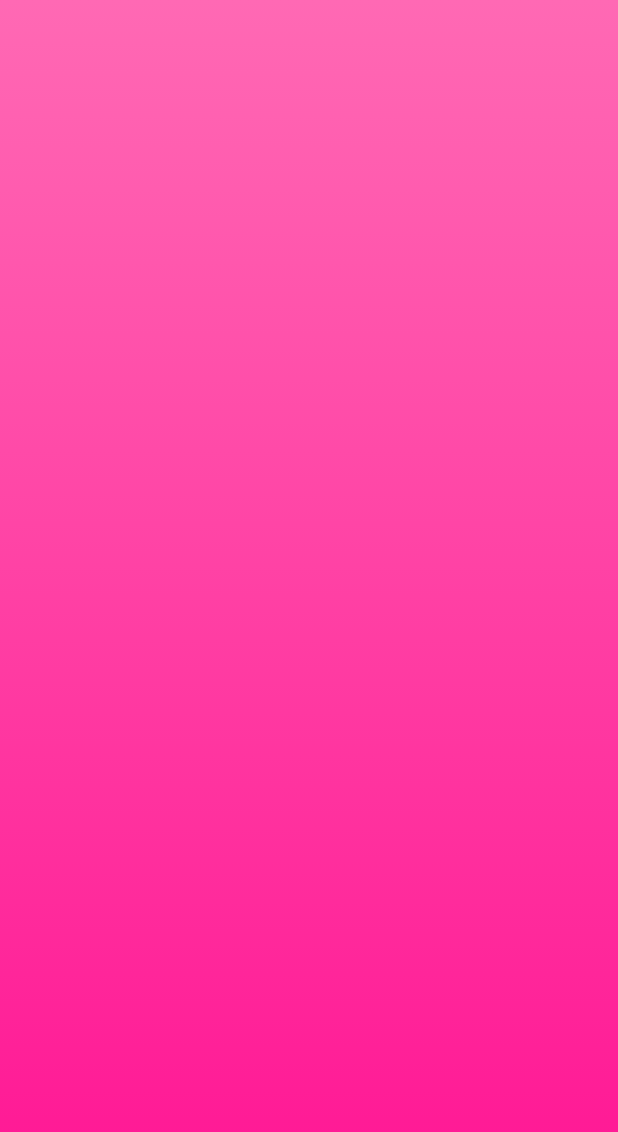
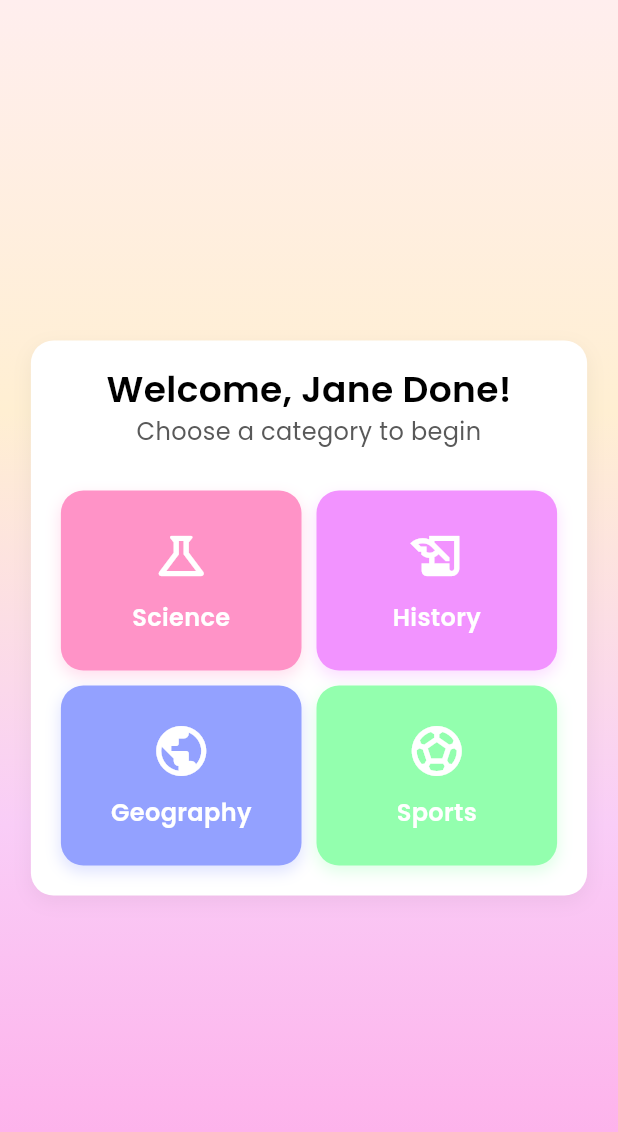
Before and after one commit to parulls/praktikum_pemrograman_mobile_quizy_pop, a Flutter app: the SubjectScreen screen opened directly, on a phone screen of 412 x 824 dp. Shown: the top 1132 px of the screen. Run offline on Flutter 3.47's test engine with Material 3 defaults, Android fonts, the phone set to English and light mode, and no system bars.

Commit message:
feat: pass user name from WelcomeScreen to SubjectScreen for personalized greeting also add code for subject screen

```diff
--- a/lib/screens/subject_screen.dart
+++ b/lib/screens/subject_screen.dart
@@ -1,36 +1,232 @@
 import 'package:flutter/material.dart';
 
 class SubjectScreen extends StatefulWidget {
-  const SubjectScreen({super.key});
+  final String userName;
+
+  const SubjectScreen({super.key, this.userName = 'Jane Done'});
 
   @override
   State<SubjectScreen> createState() => _SubjectScreenState();
 }
 
 class _SubjectScreenState extends State<SubjectScreen> {
-  final _nameController = TextEditingController();
+  bool _visible = false;
+
+  // Data untuk subjects
+  final List<Map<String, dynamic>> _subjects = [
+    {
+      'name': 'Science',
+      'color': Color(0xFFFF93C7),
+      'icon': Icons.science_outlined,
+    },
+    {
+      'name': 'History',
+      'color': Color(0xFFF293FF),
+      'icon': Icons.history_edu_outlined,
+    },
+    {
+      'name': 'Geography',
+      'color': Color(0xFF93A1FF),
+      'icon': Icons.public_outlined,
+    },
+    {
+      'name': 'Sports',
+      'color': Color(0xFF93FFAE),
+      'icon': Icons.sports_soccer_outlined,
+    },
+  ];
 
   @override
   void initState() {
     super.initState();
+    Future.delayed(const Duration(milliseconds: 200), () {
+      if (mounted) setState(() => _visible = true);
+    });
   }
 
-  @override
-  void dispose() {
-    _nameController.dispose();
-    super.dispose();
+  void _selectSubject(String subject) {
+    // TODO: Navigate to quiz screen
+    ScaffoldMessenger.of(context).showSnackBar(
+      SnackBar(
+        content: Text('Starting $subject quiz...'),
+        backgroundColor: const Color(0xFFFF0088),
+        behavior: SnackBarBehavior.floating,
+        shape: RoundedRectangleBorder(borderRadius: BorderRadius.circular(20)),
+        duration: const Duration(seconds: 2),
+      ),
+    );
   }
 
   @override
   Widget build(BuildContext context) {
+    final size = MediaQuery.of(context).size;
 
     return Scaffold(
       body: Container(
+        width: size.width,
+        height: size.height,
         decoration: const BoxDecoration(
           gradient: LinearGradient(
-            colors: [Color(0xFFFF69B4), Color(0xFFFF1493)],
             begin: Alignment.topCenter,
             end: Alignment.bottomCenter,
+            colors: [
+              Color(0xFFFFEEEE),
+              Color(0xFFFFEFD2),
+              Color(0xFFF9CDF7),
+              Color(0xFFFFAAE7),
+            ],
+          ),
+        ),
+        child: SafeArea(
+          child: AnimatedOpacity(
+            opacity: _visible ? 1.0 : 0.0,
+            duration: const Duration(milliseconds: 1000),
+            child: Column(
+              children: [
+                Expanded(
+                  child: Center(
+                    child: SingleChildScrollView(
+                      padding: EdgeInsets.symmetric(
+                        horizontal: size.width * 0.05,
+                        vertical: 20,
+                      ),
+                      child: _buildSubjectCard(),
+                    ),
+                  ),
+                ),
+              ],
+            ),
+          ),
+        ),
+      ),
+    );
+  }
+
+  Widget _buildSubjectCard() {
+    return Container(
+      width: double.infinity,
+      constraints: const BoxConstraints(maxWidth: 400),
+      padding: const EdgeInsets.all(20),
+      decoration: BoxDecoration(
+        color: Colors.white,
+        borderRadius: BorderRadius.circular(15),
+        boxShadow: [
+          BoxShadow(
+            color: Colors.black.withValues(alpha: 0.05),
+            blurRadius: 10,
+            offset: const Offset(0, 4),
+          ),
+        ],
+      ),
+      child: Column(
+        mainAxisSize: MainAxisSize.min,
+        children: [
+          _buildHeader2(),
+          const SizedBox(height: 30),
+          _buildSubjectGrid(),
+        ],
+      ),
+    );
+  }
+
+  Widget _buildHeader2() {
+    return Column(
+      children: [
+        Text(
+          'Welcome, ${widget.userName}!',
+          style: const TextStyle(
+            color: Colors.black,
+            fontSize: 24,
+            fontWeight: FontWeight.w600,
+            height: 1.04,
+          ),
+        ),
+        const SizedBox(height: 5),
+        const Text(
+          'Choose a category to begin',
+          textAlign: TextAlign.center,
+          style: TextStyle(
+            color: Color(0xFF595959),
+            fontSize: 16,
+            fontWeight: FontWeight.w400,
+            height: 1.25,
+          ),
+        ),
+      ],
+    );
+  }
+
+  Widget _buildSubjectGrid() {
+    return Column(
+      children: [
+        Row(
+          mainAxisAlignment: MainAxisAlignment.center,
+          children: [
+            _buildSubjectCard2(
+              _subjects[0]['name'],
+              _subjects[0]['color'],
+              _subjects[0]['icon'],
+            ),
+            const SizedBox(width: 10),
+            _buildSubjectCard2(
+              _subjects[1]['name'],
+              _subjects[1]['color'],
+              _subjects[1]['icon'],
+            ),
+          ],
+        ),
+        const SizedBox(height: 10),
+        Row(
+          mainAxisAlignment: MainAxisAlignment.center,
+          children: [
+            _buildSubjectCard2(
+              _subjects[2]['name'],
+              _subjects[2]['color'],
+              _subjects[2]['icon'],
+            ),
+            const SizedBox(width: 10),
+            _buildSubjectCard2(
+              _subjects[3]['name'],
+              _subjects[3]['color'],
+              _subjects[3]['icon'],
+            ),
+          ],
+        ),
+      ],
+    );
+  }
+
+  Widget _buildSubjectCard2(String name, Color color, IconData icon) {
+    return Expanded(
+      child: GestureDetector(
+        onTap: () => _selectSubject(name),
+        child: Container(
+          height: 120,
+          decoration: BoxDecoration(
+            color: color,
+            borderRadius: BorderRadius.circular(15),
+            boxShadow: [
+              BoxShadow(
+                color: color.withValues(alpha: 0.3),
+                blurRadius: 8,
+                offset: const Offset(0, 4),
+              ),
+            ],
+          ),
+          child: Column(
+            mainAxisAlignment: MainAxisAlignment.center,
+            children: [
+              Icon(icon, color: Colors.white, size: 40),
+              const SizedBox(height: 10),
+              Text(
+                name,
+                style: const TextStyle(
+                  color: Colors.white,
+                  fontSize: 16,
+                  fontWeight: FontWeight.w600,
+                ),
+              ),
+            ],
           ),
         ),
       ),
--- a/lib/screens/welcome_screen.dart
+++ b/lib/screens/welcome_screen.dart
@@ -37,12 +37,14 @@ class _WelcomeScreenState extends State<WelcomeScreen> {
     _showSnack('Welcome, $name!', const Color(0xFFFF0088));
 
     Future.delayed(const Duration(milliseconds: 600), () {
-      Navigator.push(
-        context,
-        MaterialPageRoute(
-          builder: (context) => const SubjectScreen(),
-        ),
-      );
+      if (mounted) {
+        Navigator.push(
+          context,
+          MaterialPageRoute(
+            builder: (_) => SubjectScreen(userName: name),
+          ),
+        );
+      }
     });
   }
 
```
